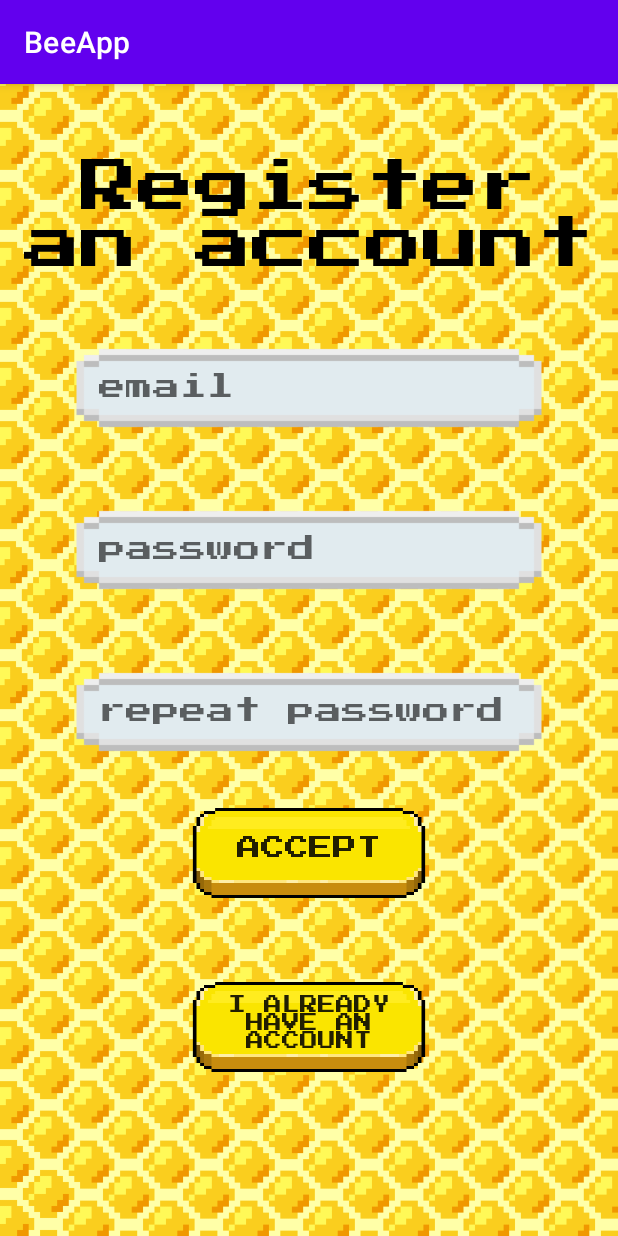
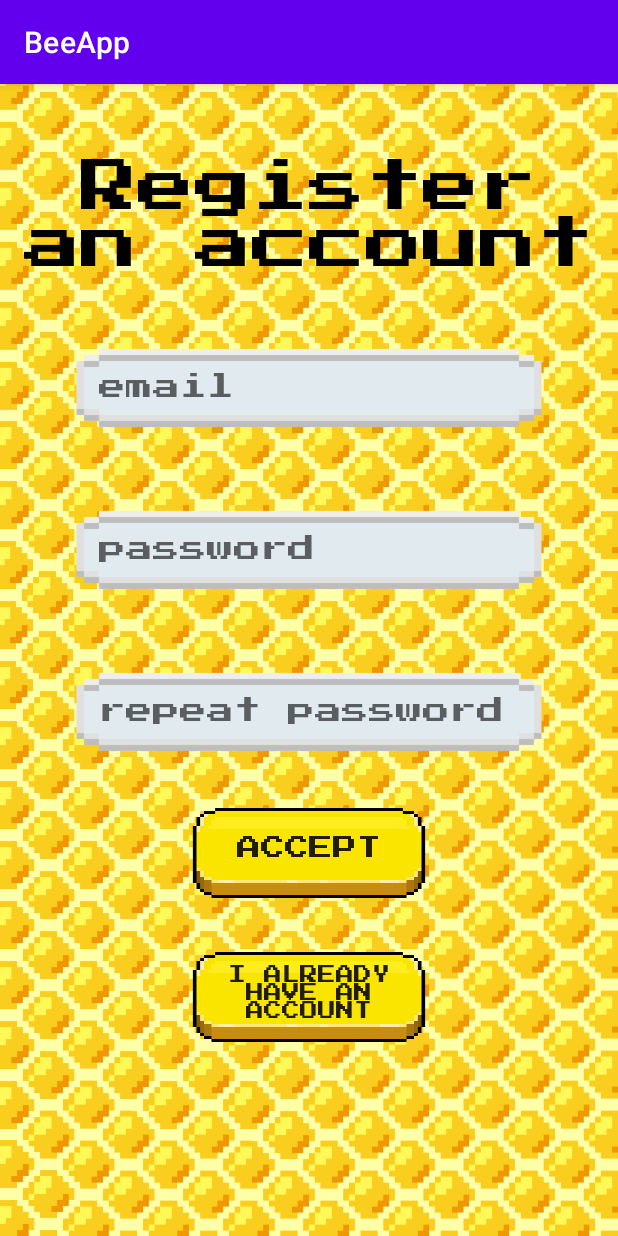
Before and after one commit to apizarroso1/BeeApp, an Android app: the RegisterActivity screen opened directly, with no data from a screen before it, on a phone screen of 412 x 824 dp. Run offline under Robolectric (Android 15) with nearby library versions, the phone set to English and light mode, and no system bars; our stand-ins replace Firebase (no records; nobody signed in at launch, a user with empty details on screens opened directly).

Commit message:
Pequeños retoques LogIn-Register

```diff
--- a/app/src/main/res/layout/activity_login.xml
+++ b/app/src/main/res/layout/activity_login.xml
@@ -12,13 +12,11 @@
         android:layout_width="match_parent"
         android:layout_height="wrap_content"
         android:textAlignment="center"
-        android:layout_marginTop="28dp"
+        android:layout_marginTop="50dp"
         android:text="Log in"
         android:textColor="@color/black"
         android:textSize="38sp"
         android:fontFamily="@font/press_start_2p"
-
-
         />
 
 
@@ -29,7 +27,7 @@
         android:layout_height="64dp"
         android:layout_centerHorizontal="true"
         android:layout_below="@id/textView"
-        android:layout_marginTop="128dp"
+        android:layout_marginTop="110dp"
         android:paddingStart="20dp"
         android:paddingTop="10dp"
         android:hint="email"
--- a/app/src/main/res/layout/activity_register.xml
+++ b/app/src/main/res/layout/activity_register.xml
@@ -82,17 +82,17 @@
         android:fontFamily="@font/press_start_2p"
         android:textSize="16sp"
          />
+
     <androidx.appcompat.widget.AppCompatButton
         android:id="@+id/registerGoLoginButton"
         android:layout_width="160dp"
         android:layout_height="64dp"
+        android:layout_below="@id/registerRegisterButton"
         android:layout_centerHorizontal="true"
-        android:layout_below="@id/registerRegisterButton"
-        android:layout_marginTop="52dp"
-        android:text="I already have an account"
+        android:layout_marginTop="32dp"
         android:background="@drawable/custom_button"
         android:fontFamily="@font/press_start_2p"
-        android:textSize="12sp"
-        />
+        android:text="I already have an account"
+        android:textSize="12sp" />
 
 </RelativeLayout>
```
